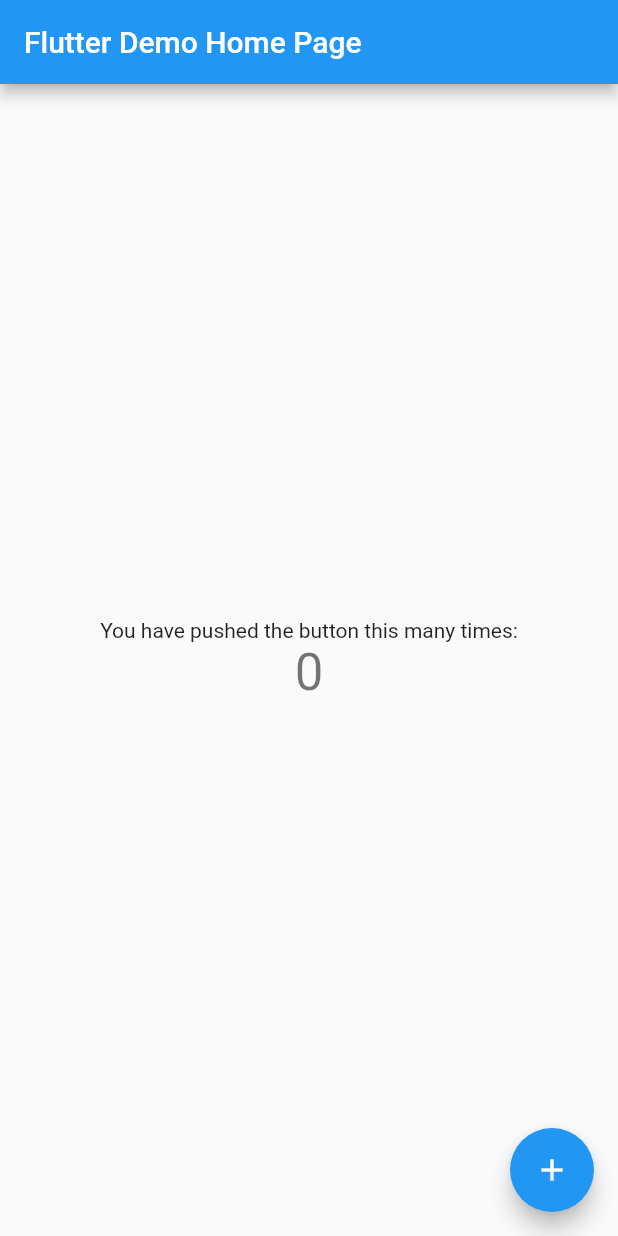
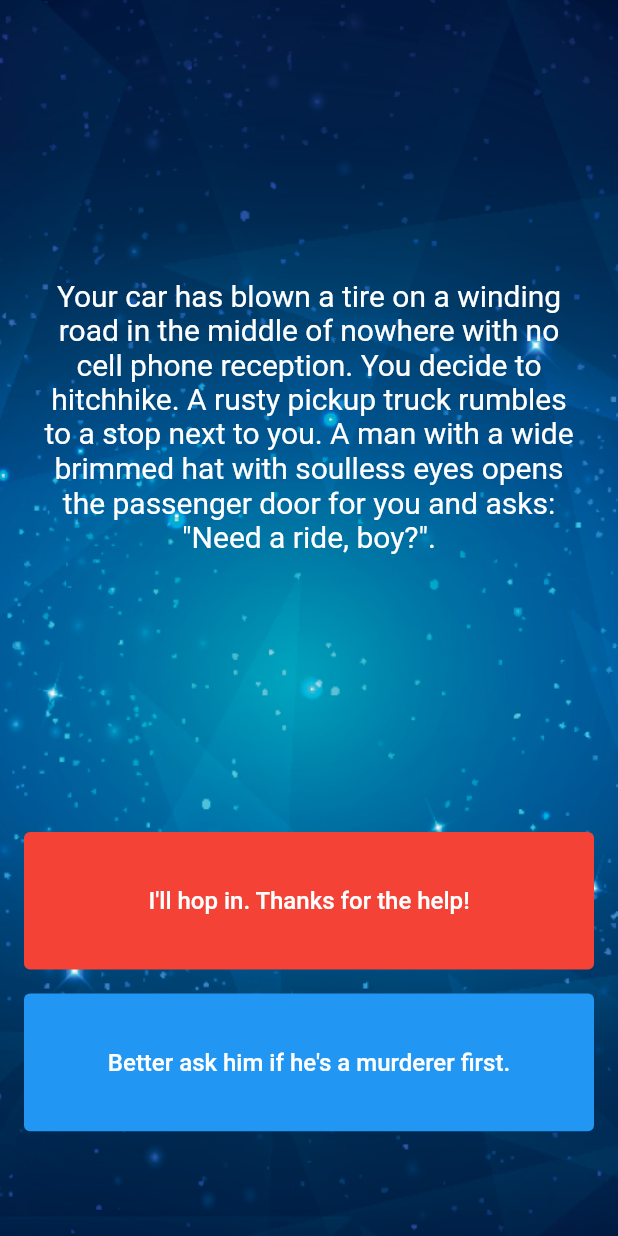
Before and after one commit to KoopaEater/destini, a Flutter app: the screen it shows after launch, on a phone screen of 412 x 824 dp. Run offline on Flutter 3.47's test engine with Material 2 defaults, Android fonts, the phone set to English and light mode, and no system bars.

Commit message:
everything is done

```diff
--- a/lib/main.dart
+++ b/lib/main.dart
@@ -1,115 +1,123 @@
+import 'package:destini/story_brain.dart';
 import 'package:flutter/material.dart';
 
-void main() {
-  runApp(const MyApp());
-}
+void main() => runApp(DestiniMain());
 
-class MyApp extends StatelessWidget {
-  const MyApp({super.key});
-
-  // This widget is the root of your application.
+class DestiniMain extends StatelessWidget {
   @override
   Widget build(BuildContext context) {
     return MaterialApp(
-      title: 'Flutter Demo',
-      theme: ThemeData(
-        // This is the theme of your application.
-        //
-        // Try running your application with "flutter run". You'll see the
-        // application has a blue toolbar. Then, without quitting the app, try
-        // changing the primarySwatch below to Colors.green and then invoke
-        // "hot reload" (press "r" in the console where you ran "flutter run",
-        // or simply save your changes to "hot reload" in a Flutter IDE).
-        // Notice that the counter didn't reset back to zero; the application
-        // is not restarted.
-        primarySwatch: Colors.blue,
+      home: Scaffold(
+        body: Container(
+          decoration: BoxDecoration(
+            image: DecorationImage(
+              image: AssetImage('images/background.png'),
+              fit: BoxFit.cover,
+            ),
+          ),
+          child: SafeArea(
+            child: DestiniGame(),
+          ),
+        ),
       ),
-      home: const MyHomePage(title: 'Flutter Demo Home Page'),
     );
   }
 }
 
-class MyHomePage extends StatefulWidget {
-  const MyHomePage({super.key, required this.title});
-
-  // This widget is the home page of your application. It is stateful, meaning
-  // that it has a State object (defined below) that contains fields that affect
-  // how it looks.
-
-  // This class is the configuration for the state. It holds the values (in this
-  // case the title) provided by the parent (in this case the App widget) and
-  // used by the build method of the State. Fields in a Widget subclass are
-  // always marked "final".
-
-  final String title;
+class DestiniGame extends StatefulWidget {
+  const DestiniGame({Key? key}) : super(key: key);
 
   @override
-  State<MyHomePage> createState() => _MyHomePageState();
+  State<DestiniGame> createState() => _DestiniGameState();
 }
 
-class _MyHomePageState extends State<MyHomePage> {
-  int _counter = 0;
+class _DestiniGameState extends State<DestiniGame> {
 
-  void _incrementCounter() {
-    setState(() {
-      // This call to setState tells the Flutter framework that something has
-      // changed in this State, which causes it to rerun the build method below
-      // so that the display can reflect the updated values. If we changed
-      // _counter without calling setState(), then the build method would not be
-      // called again, and so nothing would appear to happen.
-      _counter++;
-    });
-  }
+  StoryBrain storyBrain = StoryBrain();
 
   @override
   Widget build(BuildContext context) {
-    // This method is rerun every time setState is called, for instance as done
-    // by the _incrementCounter method above.
-    //
-    // The Flutter framework has been optimized to make rerunning build methods
-    // fast, so that you can just rebuild anything that needs updating rather
-    // than having to individually change instances of widgets.
-    return Scaffold(
-      appBar: AppBar(
-        // Here we take the value from the MyHomePage object that was created by
-        // the App.build method, and use it to set our appbar title.
-        title: Text(widget.title),
+    return Padding(
+      padding: const EdgeInsets.all(8.0),
+      child: Column(
+        mainAxisAlignment: MainAxisAlignment.spaceBetween,
+        crossAxisAlignment: CrossAxisAlignment.stretch,
+        children: [
+          Expanded(
+            flex: 10,
+            child: Padding(
+              padding: const EdgeInsets.all(16),
+              child: Center(
+                child: Text(
+                  storyBrain.getStory(),
+                  textAlign: TextAlign.center,
+                  style: TextStyle(
+                    fontSize: 20,
+                    color: Colors.white,
+                  ),
+                ),
+              ),
+            ),
+          ),
+          Expanded(
+            flex: 2,
+            child: Padding(
+              padding: const EdgeInsets.all(8.0),
+              child: Visibility(
+                visible: storyBrain.getVisibility1(),
+                child: TextButton(
+                  style: ButtonStyle(
+                    backgroundColor: MaterialStateProperty.all(Colors.red),
+                  ),
+                  onPressed: () {
+                    setState(() {
+                      storyBrain.nextStory(1);
+                    });
+                  },
+                  child: Text(
+                    storyBrain.getChoice1(),
+                    textAlign: TextAlign.center,
+                    style: TextStyle(
+                      fontSize: 16,
+                      color: Colors.white,
+                    ),
+                  ),
+                ),
+              ),
+            ),
+          ),
+          Expanded(
+            flex: 2,
+            child: Padding(
+              padding: const EdgeInsets.all(8.0),
+              child: Visibility(
+                visible: storyBrain.getVisibility2(),
+                child: TextButton(
+                  style: ButtonStyle(
+                    backgroundColor: MaterialStateProperty.all(Colors.blue),
+                  ),
+                  onPressed: () {
+                    setState(() {
+                      storyBrain.nextStory(2);
+                    });
+                  },
+                  child: Text(
+                    storyBrain.getChoice2(),
+                    textAlign: TextAlign.center,
+                    style: TextStyle(
+                      fontSize: 16,
+                      color: Colors.white,
+                    ),
+                  ),
+                ),
+              ),
+            ),
+          ),
+          Spacer(
+            flex: 1,
+          )
+        ],
       ),
-      body: Center(
-        // Center is a layout widget. It takes a single child and positions it
-        // in the middle of the parent.
-        child: Column(
-          // Column is also a layout widget. It takes a list of children and
-          // arranges them vertically. By default, it sizes itself to fit its
-          // children horizontally, and tries to be as tall as its parent.
-          //
-          // Invoke "debug painting" (press "p" in the console, choose the
-          // "Toggle Debug Paint" action from the Flutter Inspector in Android
-          // Studio, or the "Toggle Debug Paint" command in Visual Studio Code)
-          // to see the wireframe for each widget.
-          //
-          // Column has various properties to control how it sizes itself and
-          // how it positions its children. Here we use mainAxisAlignment to
-          // center the children vertically; the main axis here is the vertical
-          // axis because Columns are vertical (the cross axis would be
-          // horizontal).
-          mainAxisAlignment: MainAxisAlignment.center,
-          children: <Widget>[
-            const Text(
-              'You have pushed the button this many times:',
-            ),
-            Text(
-              '$_counter',
-              style: Theme.of(context).textTheme.headlineMedium,
-            ),
-          ],
-        ),
-      ),
-      floatingActionButton: FloatingActionButton(
-        onPressed: _incrementCounter,
-        tooltip: 'Increment',
-        child: const Icon(Icons.add),
-      ), // This trailing comma makes auto-formatting nicer for build methods.
     );
   }
 }
--- /dev/null
+++ b/lib/story.dart
@@ -0,0 +1,9 @@
+class Story {
+
+  late String storyTitle;
+  late String choice1;
+  late String choice2;
+
+  Story({required this.storyTitle, required this.choice1, required this.choice2});
+
+}
--- /dev/null
+++ b/lib/story_brain.dart
@@ -0,0 +1,94 @@
+import 'package:destini/story.dart';
+
+class StoryBrain {
+  final List<Story> _storyData = [
+    Story(
+        storyTitle:
+        'Your car has blown a tire on a winding road in the middle of nowhere with no cell phone reception. You decide to hitchhike. A rusty pickup truck rumbles to a stop next to you. A man with a wide brimmed hat with soulless eyes opens the passenger door for you and asks: "Need a ride, boy?".',
+        choice1: 'I\'ll hop in. Thanks for the help!',
+        choice2: 'Better ask him if he\'s a murderer first.'),
+    Story(
+        storyTitle: 'He nods slowly, unphased by the question.',
+        choice1: 'At least he\'s honest. I\'ll climb in.',
+        choice2: 'Wait, I know how to change a tire.'),
+    Story(
+        storyTitle:
+        'As you begin to drive, the stranger starts talking about his relationship with his mother. He gets angrier and angrier by the minute. He asks you to open the glovebox. Inside you find a bloody knife, two severed fingers, and a cassette tape of Elton John. He reaches for the glove box.',
+        choice1: 'I love Elton John! Hand him the cassette tape.',
+        choice2: 'It\'s him or me! You take the knife and stab him.'),
+    Story(
+        storyTitle:
+        'What? Such a cop out! Did you know traffic accidents are the second leading cause of accidental death for most adult age groups?',
+        choice1: 'Restart',
+        choice2: ''),
+    Story(
+        storyTitle:
+        'As you smash through the guardrail and careen towards the jagged rocks below you reflect on the dubious wisdom of stabbing someone while they are driving a car you are in.',
+        choice1: 'Restart',
+        choice2: ''),
+    Story(
+        storyTitle:
+        'You bond with the murderer while crooning verses of "Can you feel the love tonight". He drops you off at the next town. Before you go he asks you if you know any good places to dump bodies. You reply: "Try the pier".',
+        choice1: 'Restart',
+        choice2: '')
+  ];
+
+  int _storyNumber = 0;
+
+  String getStory() {
+    return _storyData[_storyNumber].storyTitle;
+  }
+
+  String getChoice1() {
+    return _storyData[_storyNumber].choice1;
+  }
+
+  String getChoice2() {
+    return _storyData[_storyNumber].choice2;
+  }
+
+  bool getVisibility1() {
+    return getChoice1() != '';
+  }
+
+  bool getVisibility2() {
+    return getChoice2() != '';
+  }
+
+  void restart() {
+    _storyNumber = 0;
+  }
+
+  void nextStory(int userChoice) {
+
+    if (_storyNumber == 0) {
+
+      if (userChoice == 1) {
+        _storyNumber = 2;
+      } else {
+        _storyNumber = 1;
+      }
+
+    } else if (_storyNumber == 1) {
+
+      if (userChoice == 1) {
+        _storyNumber = 2;
+      } else {
+        _storyNumber = 3;
+      }
+
+    } else if (_storyNumber == 2) {
+
+      if (userChoice == 1) {
+        _storyNumber = 5;
+      } else {
+        _storyNumber = 4;
+      }
+
+    } else {
+      restart();
+    }
+
+  }
+
+}
--- a/pubspec.yaml
+++ b/pubspec.yaml
@@ -58,6 +58,9 @@ flutter:
   # the material Icons class.
   uses-material-design: true
 
+  assets:
+    - images/
+
   # To add assets to your application, add an assets section, like this:
   # assets:
   #   - images/a_dot_burr.jpeg
```
